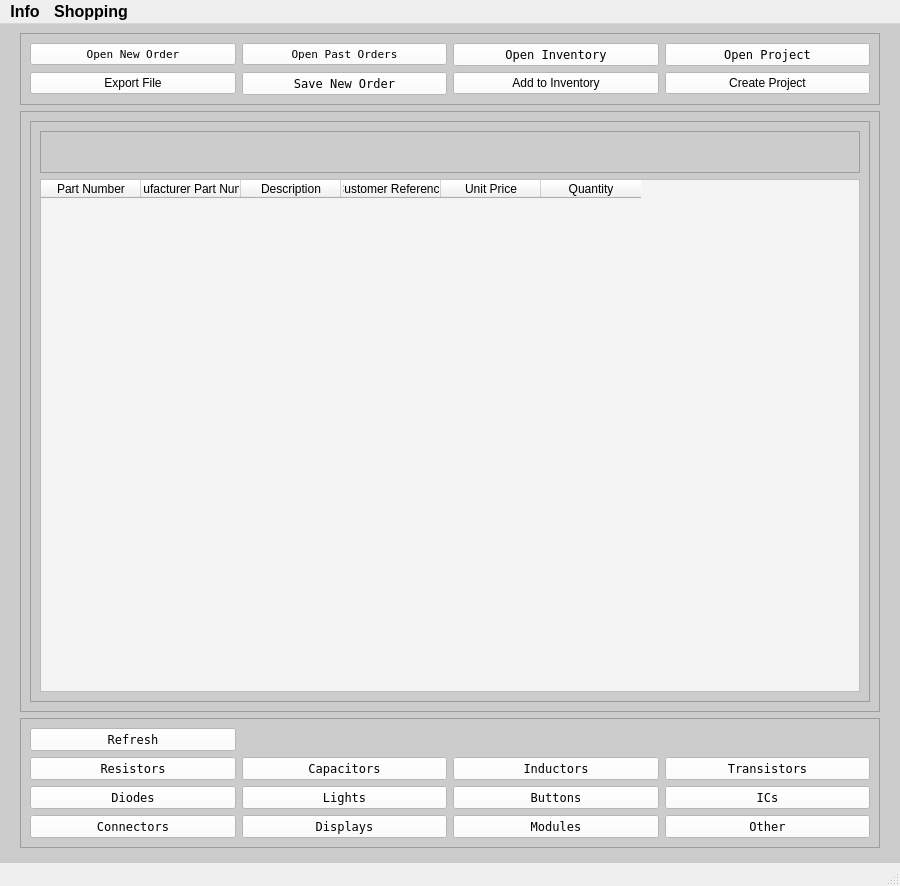
This is Program_Files/gui_app.ui in Thomas1B/Electronics-Inventory-Program as Qt 5 draws it before an edit. The edited form follows.
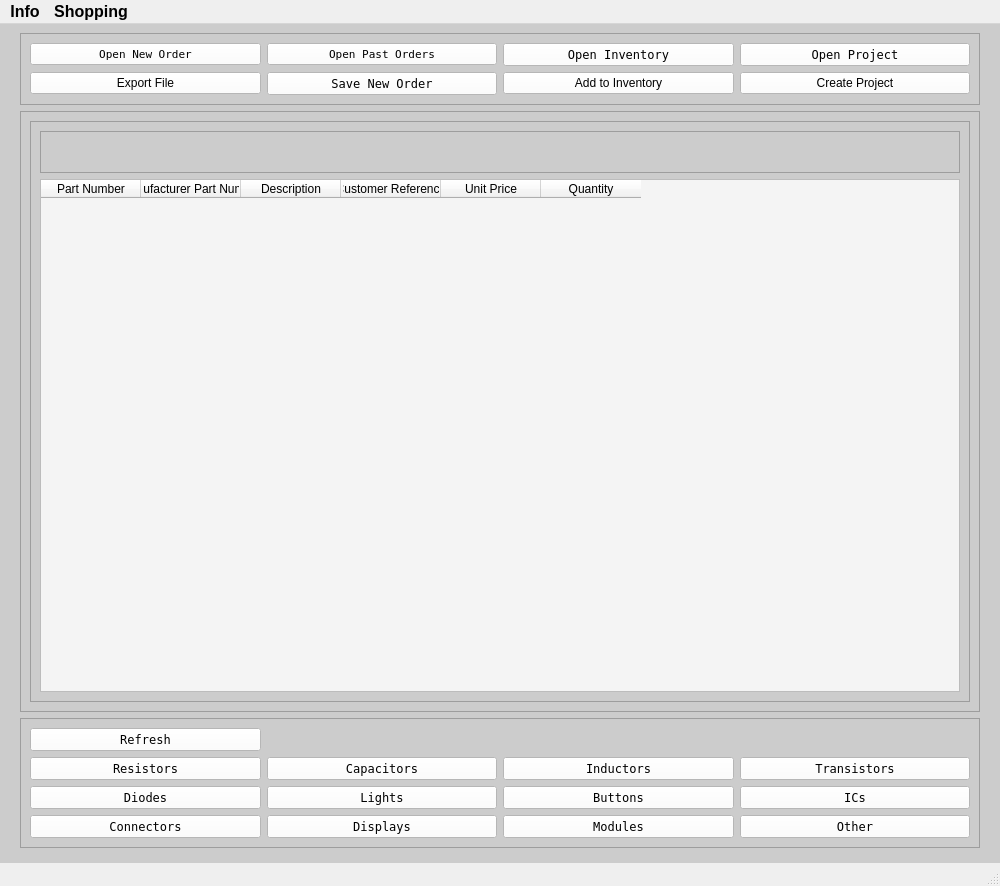
This is the edited form.

Diff of the .ui file:
```diff
--- a/Program_Files/gui_app.ui
+++ b/Program_Files/gui_app.ui
@@ -6,7 +6,7 @@
    <rect>
     <x>0</x>
     <y>0</y>
-    <width>900</width>
+    <width>1000</width>
     <height>886</height>
    </rect>
   </property>
@@ -615,7 +615,7 @@
     <rect>
      <x>0</x>
      <y>0</y>
-     <width>900</width>
+     <width>1000</width>
      <height>20</height>
     </rect>
    </property>
```
